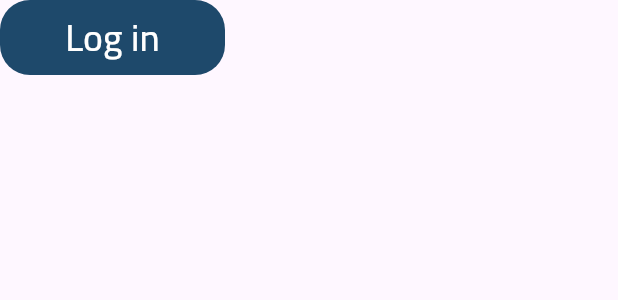
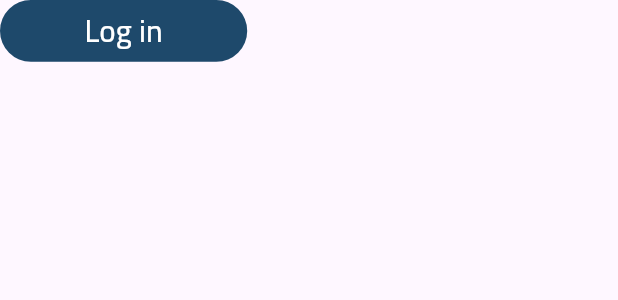
Before and after one commit to YousefHassan52/dentalmatching, a Flutter app: the CustomButton widget shown alone on an empty page, opened directly, on a phone screen of 412 x 824 dp. Shown: the top 300 px of the screen. Run offline on Flutter 3.47's test engine with Material 3 defaults, Android fonts, the phone set to English and light mode, and no system bars; our stand-ins replace flutter_svg, get, shared_preferences; accounts and stored records are empty.

Commit message:
Login Button

```diff
--- a/lib/features/common_faetures/login/view/widgets/CustomButton.dart
+++ b/lib/features/common_faetures/login/view/widgets/CustomButton.dart
@@ -2,25 +2,30 @@ import 'package:flutter/material.dart';
 
 class CustomButton extends StatelessWidget {
   final String text;
-  final  void Function()? onPressed;
+  final void Function()? onPressed;
+
   const CustomButton({
     super.key,
     required this.text,
-   this.onPressed,
+    this.onPressed,
   });
 
   @override
   Widget build(BuildContext context) {
+    double screenWidth = MediaQuery.of(context).size.width;
+
     return SizedBox(
-      height: 50,
-      width:150 ,
+      height: screenWidth * 0.1,
+      width: screenWidth * 0.4,
       child: MaterialButton(
-        disabledColor: Color(0xFF1E496B),
-        shape: RoundedRectangleBorder(borderRadius: BorderRadius.circular(20)),
+        disabledColor: const Color(0xFF1E496B),
+        shape: RoundedRectangleBorder(borderRadius: BorderRadius.circular(screenWidth * 0.05)),
         onPressed: onPressed,
         textColor: Colors.white,
-        child: Text(text,style: TextStyle(fontSize: 25),),
-
+        child: Text(
+          text,
+          style: TextStyle(fontSize: screenWidth * 0.05),
+        ),
       ),
     );
   }
```
